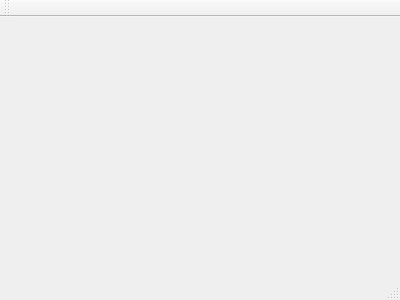
Qt form EditorFramework/mainwindow.ui (fernandotelles/EditorFrameworkINF011) before a commit.
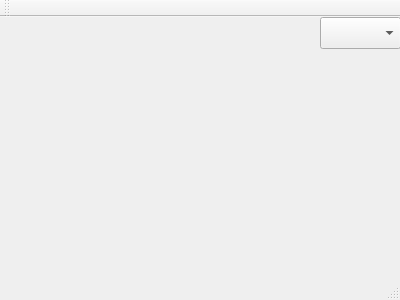
The same form after that commit.

```diff
--- a/EditorFramework/mainwindow.ui
+++ b/EditorFramework/mainwindow.ui
@@ -13,7 +13,18 @@
   <property name="windowTitle">
    <string>MainWindow</string>
   </property>
-  <widget class="QWidget" name="centralWidget"/>
+  <widget class="QWidget" name="centralWidget">
+   <widget class="QComboBox" name="comboBox">
+    <property name="geometry">
+     <rect>
+      <x>320</x>
+      <y>0</y>
+      <width>81</width>
+      <height>32</height>
+     </rect>
+    </property>
+   </widget>
+  </widget>
   <widget class="QMenuBar" name="menuBar">
    <property name="geometry">
     <rect>
```
